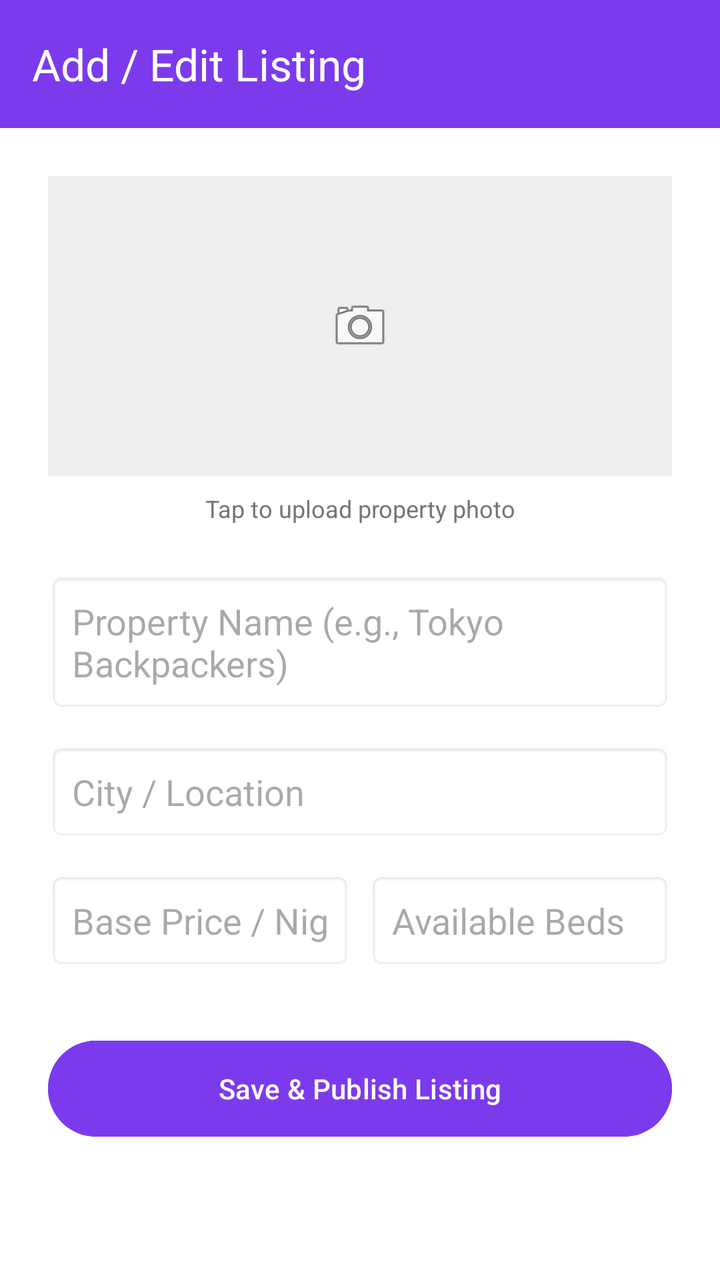
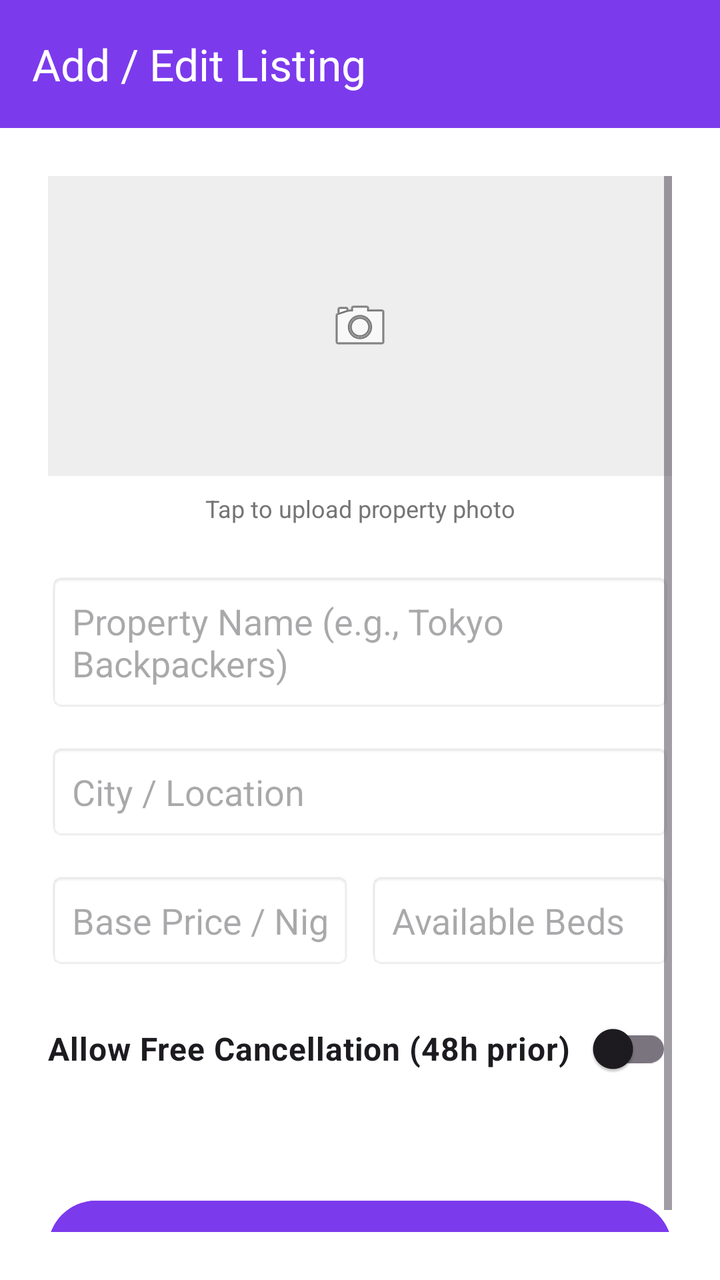

Two renders of the same Android screen: before a commit and after it. Below are the layout's source before the change and the commit's diff.
<!-- AndroidManifest.xml: application theme Theme.HostelWorld -->
<!-- res/layout/activity_add_property.xml -->
<?xml version="1.0" encoding="utf-8"?>
<LinearLayout xmlns:android="http://schemas.android.com/apk/res/android"
    xmlns:app="http://schemas.android.com/apk/res-auto"
    android:layout_width="match_parent"
    android:layout_height="match_parent"
    android:background="#FFFFFF"
    android:orientation="vertical">

    <androidx.appcompat.widget.Toolbar
        android:id="@+id/toolbarAddProperty"
        android:layout_width="match_parent"
        android:layout_height="wrap_content"
        android:background="#7C3AED"
        app:title="Add / Edit Listing"
        app:titleTextColor="#FFFFFF" />

    <ScrollView
        android:layout_width="match_parent"
        android:layout_height="match_parent"
        android:padding="24dp">

        <LinearLayout
            android:layout_width="match_parent"
            android:layout_height="wrap_content"
            android:orientation="vertical">

            <ImageView
                android:id="@+id/ivUploadPhoto"
                android:layout_width="match_parent"
                android:layout_height="150dp"
                android:background="#EEEEEE"
                android:scaleType="centerInside"
                android:src="@android:drawable/ic_menu_camera" />

            <TextView
                android:layout_width="match_parent"
                android:layout_height="wrap_content"
                android:layout_marginTop="8dp"
                android:text="Tap to upload property photo"
                android:textAlignment="center"
                android:textColor="#757575"
                android:textSize="12sp" />

            <EditText
                android:id="@+id/etPropName"
                android:layout_width="match_parent"
                android:layout_height="wrap_content"
                android:layout_marginTop="24dp"
                android:background="@android:drawable/editbox_background"
                android:hint="Property Name (e.g., Tokyo Backpackers)"
                android:padding="12dp" />

            <EditText
                android:id="@+id/etPropLocation"
                android:layout_width="match_parent"
                android:layout_height="wrap_content"
                android:layout_marginTop="16dp"
                android:background="@android:drawable/editbox_background"
                android:hint="City / Location"
                android:padding="12dp" />

            <LinearLayout
                android:layout_width="match_parent"
                android:layout_height="wrap_content"
                android:layout_marginTop="16dp"
                android:orientation="horizontal">

                <EditText
                    android:id="@+id/etPropPrice"
                    android:layout_width="0dp"
                    android:layout_height="wrap_content"
                    android:layout_weight="1"
                    android:background="@android:drawable/editbox_background"
                    android:hint="Base Price / Night ($)"
                    android:inputType="numberDecimal"
                    android:padding="12dp" />

                <EditText
                    android:id="@+id/etAvailableBeds"
                    android:layout_width="0dp"
                    android:layout_height="wrap_content"
                    android:layout_marginStart="8dp"
                    android:layout_weight="1"
                    android:background="@android:drawable/editbox_background"
                    android:hint="Available Beds"
                    android:inputType="number"
                    android:padding="12dp" />
            </LinearLayout>

            <Button
                android:id="@+id/btnSaveListing"
                android:layout_width="match_parent"
                android:layout_height="56dp"
                android:layout_marginTop="32dp"
                android:backgroundTint="#7C3AED"
                android:text="Save &amp; Publish Listing" />
        </LinearLayout>
    </ScrollView>
</LinearLayout>
<!-- resources referenced by this layout -->
<resources>
  <style name="Theme.HostelWorld" parent="Base.Theme.HostelWorld" />
  <style name="Base.Theme.HostelWorld" parent="Theme.Material3.DayNight.NoActionBar">
          
          
      </style>
</resources>

<!-- the commit's change to res/layout/activity_add_property.xml (unified diff, before → after) -->
@@ -87,6 +87,16 @@
                     android:padding="12dp" />
             </LinearLayout>
 
+            <androidx.appcompat.widget.SwitchCompat
+                android:id="@+id/swCancelPolicy"
+                android:layout_width="match_parent"
+                android:layout_height="wrap_content"
+                android:layout_marginTop="16dp"
+                android:layout_marginBottom="16dp"
+                android:text="Allow Free Cancellation (48h prior)"
+                android:textSize="16sp"
+                android:textStyle="bold" />
+
             <Button
                 android:id="@+id/btnSaveListing"
                 android:layout_width="match_parent"
